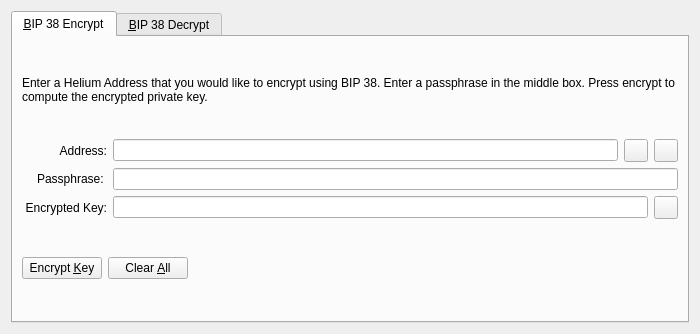
Qt form src/qt/forms/bip38tooldialog.ui (heliumchain/squorum) before a commit.
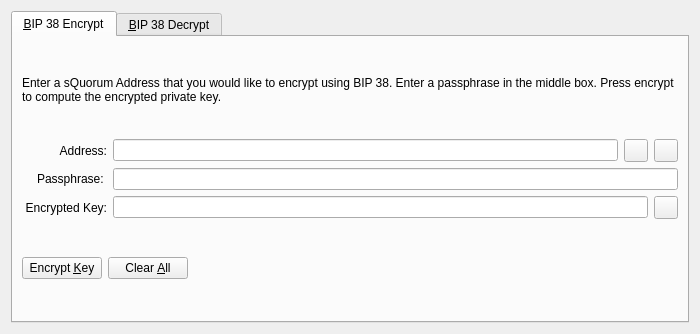
The same form after that commit. The open tabs and pages were chosen to show the change. Icons and pictures are not drawn. Custom widgets are drawn as their Qt base class.

Commit message:
Rebrand Helium to sQuorum in text
Replace all Helium and HLM in files and filenames with sQuorum and SQR

```diff
--- a/src/qt/forms/bip38tooldialog.ui
+++ b/src/qt/forms/bip38tooldialog.ui
@@ -30,7 +30,7 @@
        <item>
         <widget class="QLabel" name="infoLabel_ENC">
          <property name="text">
-          <string>Enter a Helium Address that you would like to encrypt using BIP 38. Enter a passphrase in the middle box. Press encrypt to compute the encrypted private key.</string>
+          <string>Enter a sQuorum Address that you would like to encrypt using BIP 38. Enter a passphrase in the middle box. Press encrypt to compute the encrypted private key.</string>
          </property>
          <property name="textFormat">
           <enum>Qt::PlainText</enum>
```
Left out of the diff: 22 changed lines with no effect on the pictures. The commit also changes 478 other files.
